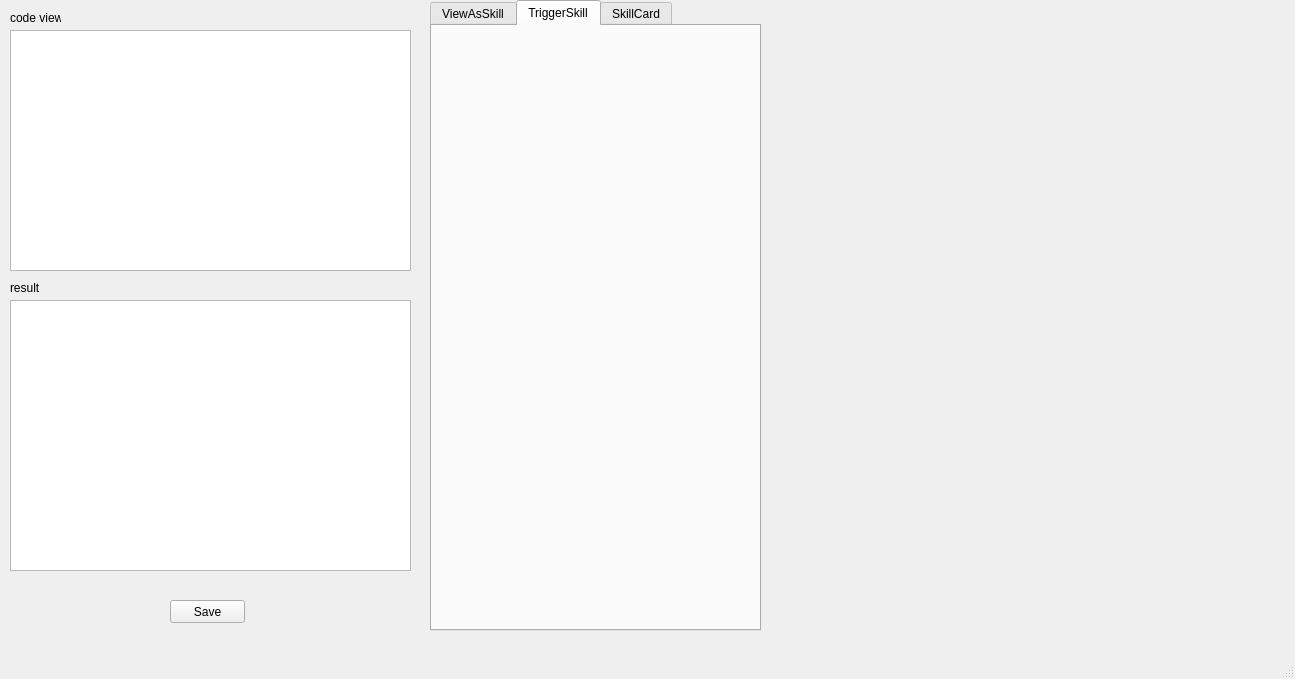
Above: src/diyscriptor.ui from Mogara/QSanguosha before the change. Below: the same form after it.
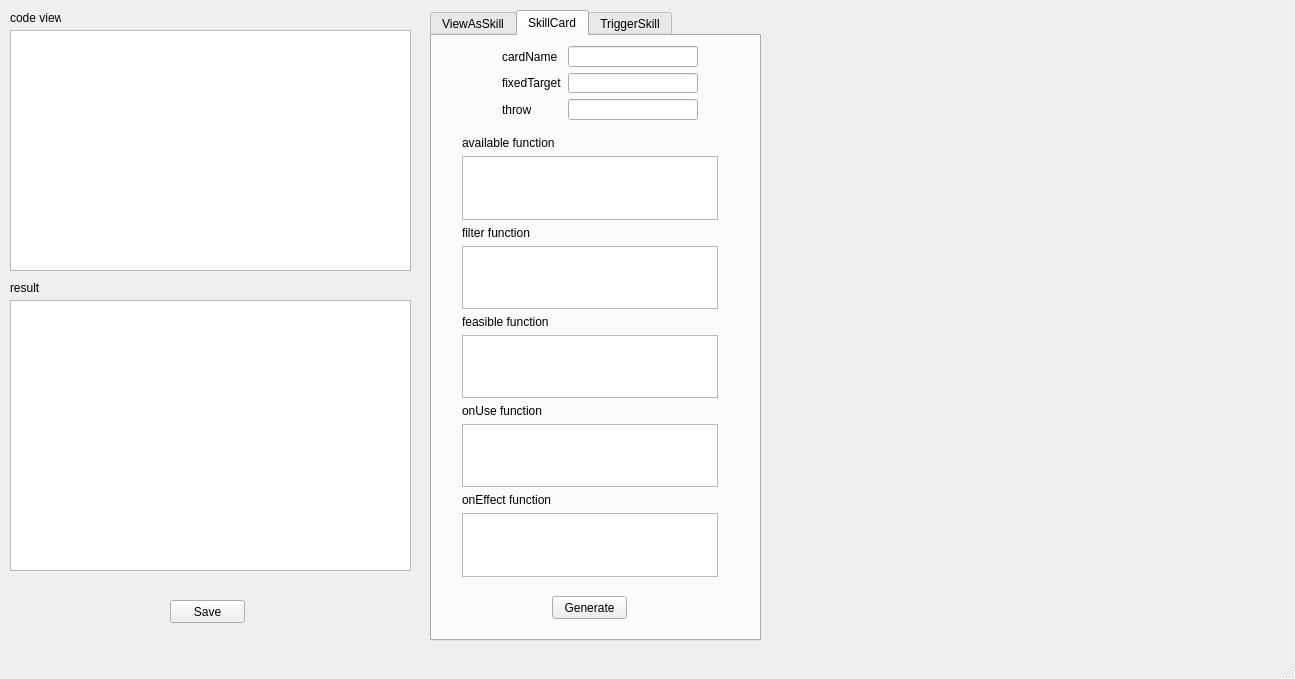
That is the form after the change. The open tabs and pages were chosen to show the change.

Commit message: more interface for DIY scriptor

Diff of the .ui file:
```diff
--- a/src/diyscriptor.ui
+++ b/src/diyscriptor.ui
@@ -97,7 +97,7 @@
     <property name="geometry">
      <rect>
       <x>430</x>
-      <y>0</y>
+      <y>10</y>
       <width>331</width>
       <height>631</height>
      </rect>
@@ -346,12 +346,132 @@
     </widget>
     <widget class="QWidget" name="tab_2">
      <attribute name="title">
-      <string>TriggerSkill</string>
-     </attribute>
-    </widget>
-    <widget class="QWidget" name="tab">
-     <attribute name="title">
       <string>SkillCard</string>
+     </attribute>
+     <widget class="QPushButton" name="_sb_2">
+      <property name="geometry">
+       <rect>
+        <x>120</x>
+        <y>560</y>
+        <width>75</width>
+        <height>23</height>
+       </rect>
+      </property>
+      <property name="text">
+       <string>Generate</string>
+      </property>
+     </widget>
+     <widget class="QWidget" name="">
+      <property name="geometry">
+       <rect>
+        <x>30</x>
+        <y>100</y>
+        <width>264</width>
+        <height>441</height>
+       </rect>
+      </property>
+      <layout class="QFormLayout" name="formLayout_8">
+       <property name="fieldGrowthPolicy">
+        <enum>QFormLayout::AllNonFixedFieldsGrow</enum>
+       </property>
+       <item row="0" column="0">
+        <widget class="QLabel" name="label_40">
+         <property name="text">
+          <string>available function</string>
+         </property>
+        </widget>
+       </item>
+       <item row="2" column="0">
+        <widget class="QLabel" name="label_41">
+         <property name="text">
+          <string>filter function</string>
+         </property>
+        </widget>
+       </item>
+       <item row="3" column="0">
+        <widget class="QTextBrowser" name="textBrowser_7"/>
+       </item>
+       <item row="4" column="0">
+        <widget class="QLabel" name="label_42">
+         <property name="text">
+          <string>feasible function</string>
+         </property>
+        </widget>
+       </item>
+       <item row="5" column="0">
+        <widget class="QTextBrowser" name="textBrowser_8"/>
+       </item>
+       <item row="6" column="0">
+        <widget class="QLabel" name="label_43">
+         <property name="text">
+          <string>onUse function</string>
+         </property>
+        </widget>
+       </item>
+       <item row="7" column="0">
+        <widget class="QTextBrowser" name="textBrowser_9"/>
+       </item>
+       <item row="8" column="0">
+        <widget class="QLabel" name="label_44">
+         <property name="text">
+          <string>onEffect function</string>
+         </property>
+        </widget>
+       </item>
+       <item row="9" column="0">
+        <widget class="QTextBrowser" name="textBrowser_10"/>
+       </item>
+       <item row="1" column="0">
+        <widget class="QTextBrowser" name="textBrowser_6"/>
+       </item>
+      </layout>
+     </widget>
+     <widget class="QWidget" name="">
+      <property name="geometry">
+       <rect>
+        <x>70</x>
+        <y>10</y>
+        <width>196</width>
+        <height>74</height>
+       </rect>
+      </property>
+      <layout class="QFormLayout" name="formLayout_9">
+       <item row="0" column="0">
+        <widget class="QLabel" name="label_5">
+         <property name="text">
+          <string>cardName</string>
+         </property>
+        </widget>
+       </item>
+       <item row="0" column="1">
+        <widget class="QLineEdit" name="lineEdit"/>
+       </item>
+       <item row="1" column="0">
+        <widget class="QLabel" name="label_6">
+         <property name="text">
+          <string>fixedTarget</string>
+         </property>
+        </widget>
+       </item>
+       <item row="1" column="1">
+        <widget class="QLineEdit" name="lineEdit_2"/>
+       </item>
+       <item row="2" column="0">
+        <widget class="QLabel" name="label_39">
+         <property name="text">
+          <string>throw</string>
+         </property>
+        </widget>
+       </item>
+       <item row="2" column="1">
+        <widget class="QLineEdit" name="lineEdit_3"/>
+       </item>
+      </layout>
+     </widget>
+    </widget>
+    <widget class="QWidget" name="tab">
+     <attribute name="title">
+      <string>TriggerSkill</string>
      </attribute>
     </widget>
    </widget>
```
Left out of the diff: 9 changed lines with no effect on the pictures.
